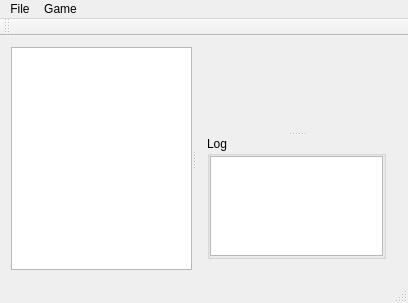
Qt form Carcasum/gui/mainwindow.ui (TripleWhy/Carcasum) before a commit.
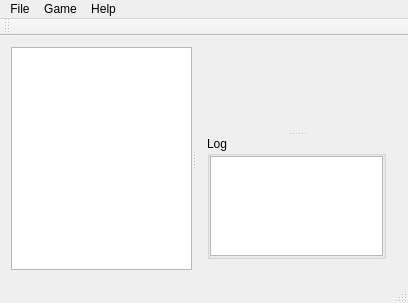
The same form after that commit. The open tabs and pages were chosen to show the change. Custom widgets are drawn as their Qt base class.

Commit message: Added control help message

Diff of the .ui file:
```diff
--- a/Carcasum/gui/mainwindow.ui
+++ b/Carcasum/gui/mainwindow.ui
@@ -244,7 +244,7 @@
      <x>0</x>
      <y>0</y>
      <width>408</width>
-     <height>19</height>
+     <height>21</height>
     </rect>
    </property>
    <widget class="QMenu" name="menuFile">
@@ -265,8 +265,15 @@
     <addaction name="actionChoose_Tiles"/>
     <addaction name="separator"/>
    </widget>
+   <widget class="QMenu" name="menuHelp">
+    <property name="title">
+     <string>Help</string>
+    </property>
+    <addaction name="actionControls"/>
+   </widget>
    <addaction name="menuFile"/>
    <addaction name="menuGame"/>
+   <addaction name="menuHelp"/>
   </widget>
   <widget class="QToolBar" name="mainToolBar">
    <attribute name="toolBarArea">
```
Left out of the diff: 42 changed lines with no effect on the pictures. The commit also changes 5 other files.
